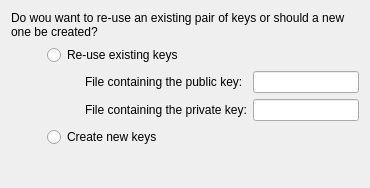
Before: the Qt Designer form src/plugins/qt4projectmanager/qt-maemo/maemodeviceconfigwizardreusekeyscheckpage.ui in qt-creator/qt-creator, drawn with Qt 5.
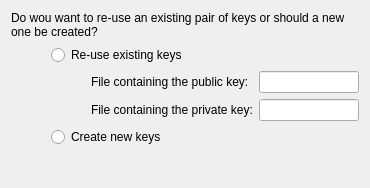
After: the same form once the commit is applied.

Patch:
```diff
--- a/src/plugins/qt4projectmanager/qt-maemo/maemodeviceconfigwizardreusekeyscheckpage.ui
+++ b/src/plugins/qt4projectmanager/qt-maemo/maemodeviceconfigwizardreusekeyscheckpage.ui
@@ -31,6 +31,9 @@
        <property name="orientation">
         <enum>Qt::Horizontal</enum>
        </property>
+       <property name="sizeType">
+        <enum>QSizePolicy::Fixed</enum>
+       </property>
        <property name="sizeHint" stdset="0">
         <size>
          <width>40</width>
@@ -55,6 +58,9 @@
            <property name="orientation">
             <enum>Qt::Horizontal</enum>
            </property>
+           <property name="sizeType">
+            <enum>QSizePolicy::Fixed</enum>
+           </property>
            <property name="sizeHint" stdset="0">
             <size>
              <width>40</width>
```
